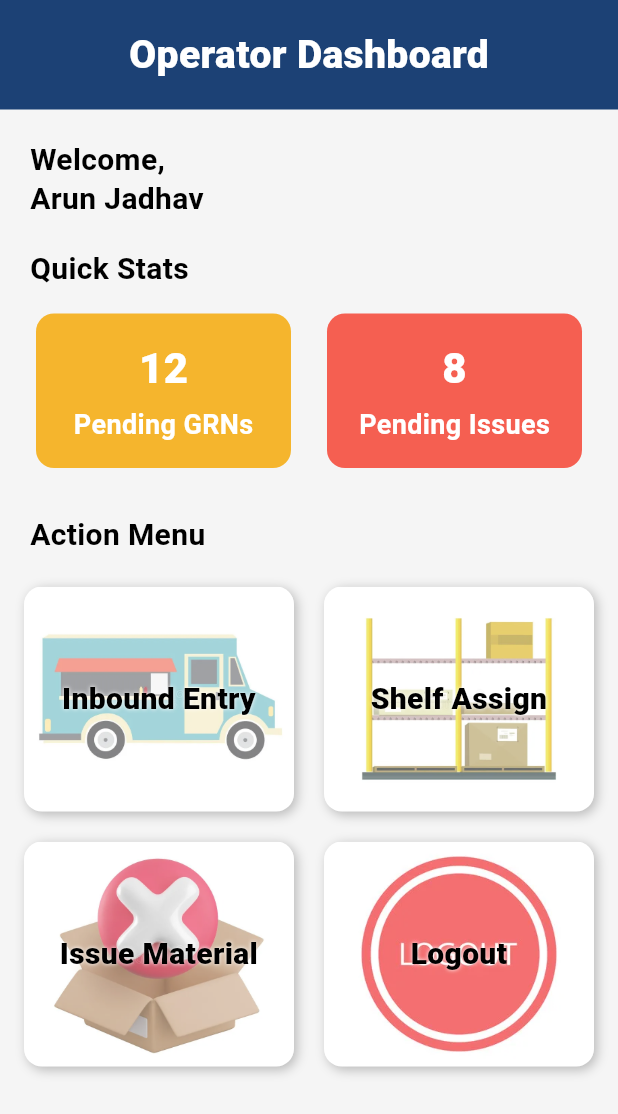
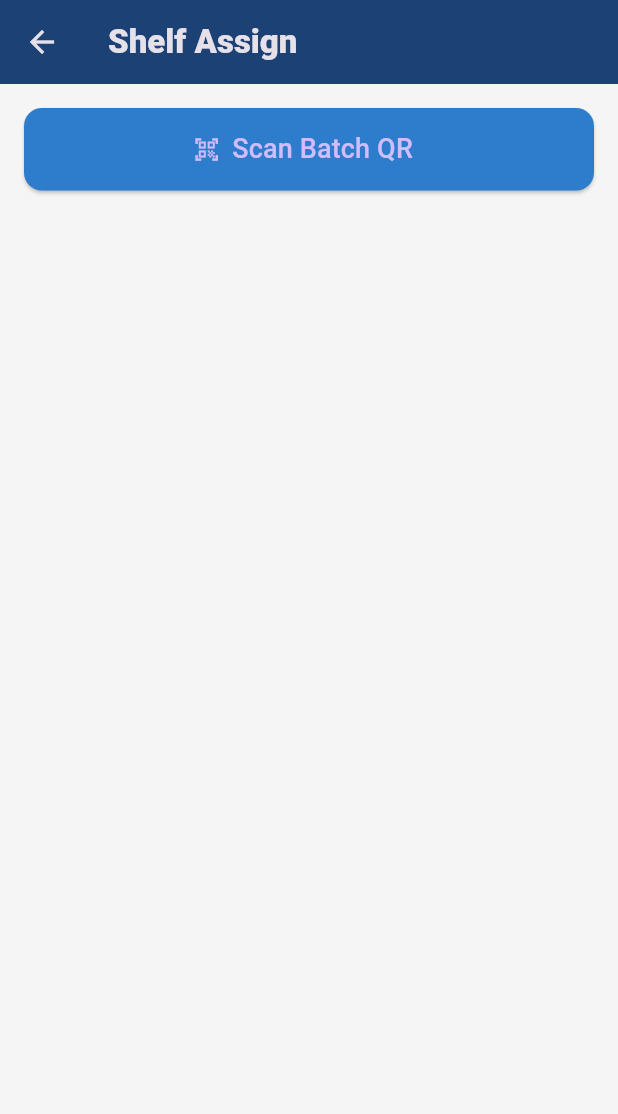
Before and after one commit to shrishailpatil-hub/chitale-raw-material-management, a Flutter app: the AdminDashboard screen opened directly, after a tap on "Shelf Assign", on a phone screen of 412 x 824 dp. Shown: the top 1114 px of the screen. Run offline on Flutter 3.47's test engine with Material 3 defaults, Android fonts, the light colour scheme and no system bars.

Commit message:
ui: enforce batch QR scan before shelf assignment

```diff
--- a/lib/admin_dashboard.dart
+++ b/lib/admin_dashboard.dart
@@ -1,5 +1,6 @@
 import 'package:flutter/material.dart';
 import 'inbound_entry_screen.dart';
+import 'shelf_assign_screen.dart';
 
 class AdminDashboard extends StatefulWidget {
   const AdminDashboard({super.key});
@@ -144,7 +145,15 @@ class _AdminDashboardState extends State<AdminDashboard> {
                       pressed: shelfPressed,
                       onPressDown: () => setState(() => shelfPressed = true),
                       onPressUp: () => setState(() => shelfPressed = false),
-                      onTap: () => print("Shelf Assign"),
+                      onTap: () {
+                        Navigator.push(
+
+                          context,
+                          MaterialPageRoute(
+                            builder: (context) => const ShelfAssignScreen(),
+                          ),
+                        );
+                      },
                     ),
 
                     _menuButton(
--- /dev/null
+++ b/lib/shelf_assign_screen.dart
@@ -0,0 +1,185 @@
+import 'package:flutter/material.dart';
+
+class ShelfAssignScreen extends StatefulWidget {
+  const ShelfAssignScreen({super.key});
+
+  @override
+  State<ShelfAssignScreen> createState() => _ShelfAssignScreenState();
+}
+
+class _ShelfAssignScreenState extends State<ShelfAssignScreen> {
+  // ---- State ----
+  bool batchScanned = false;
+
+  String? materialName;
+  String? batchNo;
+  String? qcStatus;
+  String? shelfId;
+
+  @override
+  Widget build(BuildContext context) {
+    return Scaffold(
+      backgroundColor: const Color(0xFFF5F5F5),
+      appBar: AppBar(
+        backgroundColor: const Color(0xFF1C4175),
+        title: const Text(
+          'Shelf Assign',
+          style: TextStyle(fontWeight: FontWeight.w800),
+        ),
+      ),
+      body: Padding(
+        padding: const EdgeInsets.all(16),
+        child: Column(
+          children: [
+
+            /// STEP 1: Scan Batch QR
+            ElevatedButton.icon(
+              icon: const Icon(Icons.qr_code_scanner),
+              label: const Text(
+                'Scan Batch QR',
+                style: TextStyle(fontSize: 18),
+              ),
+              style: ElevatedButton.styleFrom(
+                backgroundColor: const Color(0xFF2E7CCC),
+                minimumSize: const Size(double.infinity, 55),
+                shape: RoundedRectangleBorder(
+                  borderRadius: BorderRadius.circular(12),
+                ),
+              ),
+              onPressed: _scanBatchQr,
+            ),
+
+            const SizedBox(height: 20),
+
+            /// STEP 2: Batch Details (only after scan)
+            if (batchScanned)
+              Card(
+                shape: RoundedRectangleBorder(
+                  borderRadius: BorderRadius.circular(16),
+                ),
+                child: Padding(
+                  padding: const EdgeInsets.all(16),
+                  child: Column(
+                    crossAxisAlignment: CrossAxisAlignment.start,
+                    children: [
+                      Text(
+                        materialName!,
+                        style: const TextStyle(
+                          fontSize: 22,
+                          fontWeight: FontWeight.w700,
+                          color: Colors.black,
+                        ),
+                      ),
+                      const SizedBox(height: 6),
+                      Text(
+                        'Batch No: $batchNo',
+                        style: const TextStyle(
+                          fontSize: 18,
+                          color: Colors.black87,
+                        ),
+                      ),
+                      const SizedBox(height: 12),
+                      Chip(
+                        label: Text(
+                          qcStatus!,
+                          style: const TextStyle(
+                            color: Colors.white,
+                            fontWeight: FontWeight.w600,
+                          ),
+                        ),
+                        backgroundColor: const Color(0xFF39B54A),
+                      ),
+                    ],
+                  ),
+                ),
+              ),
+
+            const SizedBox(height: 30),
+
+            /// STEP 3: Scan Shelf QR (only after batch scan)
+            if (batchScanned)
+              ElevatedButton.icon(
+                icon: const Icon(Icons.qr_code),
+                label: const Text(
+                  'Scan Shelf QR',
+                  style: TextStyle(fontSize: 18),
+                ),
+                style: ElevatedButton.styleFrom(
+                  backgroundColor: const Color(0xFF2E7CCC),
+                  minimumSize: const Size(double.infinity, 55),
+                  shape: RoundedRectangleBorder(
+                    borderRadius: BorderRadius.circular(12),
+                  ),
+                ),
+                onPressed: _scanShelfQr,
+              ),
+
+            const SizedBox(height: 20),
+
+            /// Show scanned shelf
+            if (shelfId != null)
+              Text(
+                'Assigned Shelf: $shelfId',
+                style: const TextStyle(
+                  fontSize: 18,
+                  fontWeight: FontWeight.w600,
+                  color: Colors.black,
+                ),
+              ),
+
+            const Spacer(),
+
+            /// STEP 4: Confirm
+            SizedBox(
+              width: double.infinity,
+              height: 52,
+              child: ElevatedButton(
+                style: ElevatedButton.styleFrom(
+                  backgroundColor: shelfId == null
+                      ? Colors.grey
+                      : const Color(0xFF2E7CCC),
+                  shape: RoundedRectangleBorder(
+                    borderRadius: BorderRadius.circular(12),
+                  ),
+                ),
+                onPressed: shelfId == null ? null : _confirmAssignment,
+                child: const Text(
+                  'CONFIRM ASSIGNMENT',
+                  style: TextStyle(fontSize: 18, fontWeight: FontWeight.bold),
+                ),
+              ),
+            ),
+          ],
+        ),
+      ),
+    );
+  }
+
+  // ---------------- LOGIC ----------------
+
+  void _scanBatchQr() {
+    // MOCK QR result (later from scanner)
+    setState(() {
+      batchScanned = true;
+      materialName = 'Sugar (Fine Grade)';
+      batchNo = '#2025-10-28-01';
+      qcStatus = 'QC Passed';
+    });
+  }
+
+  void _scanShelfQr() {
+    // MOCK shelf scan
+    setState(() {
+      shelfId = 'RACK-02 / SHELF-04';
+    });
+  }
+
+  void _confirmAssignment() {
+    ScaffoldMessenger.of(context).showSnackBar(
+      const SnackBar(
+        content: Text('Shelf assignment successful (mock)'),
+      ),
+    );
+    Navigator.pop(context);
+  }
+}
```
